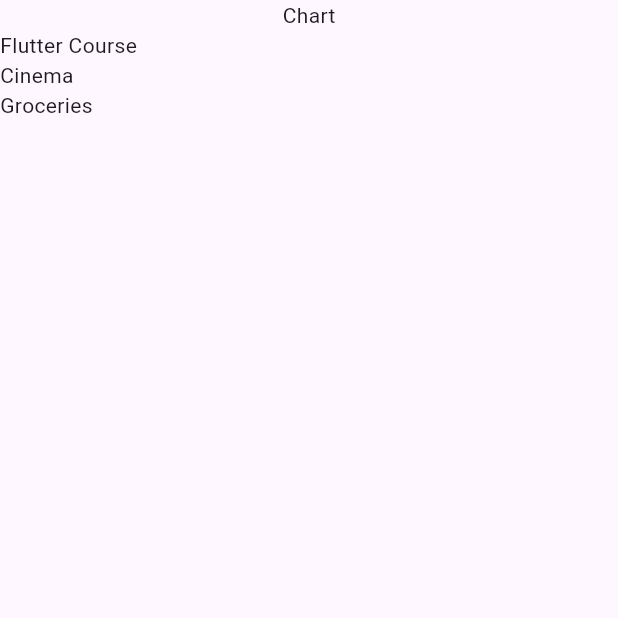
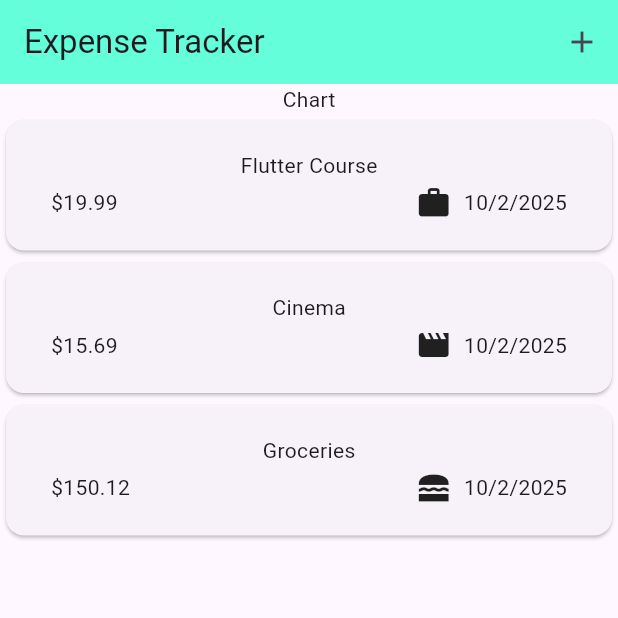
Before and after one commit to 63emre/expense_tracker_app, a Flutter app: the screen it shows after launch, on a phone screen of 412 x 824 dp, the top half of it. Run offline on Flutter 3.47's test engine with Material 3 defaults, Android fonts, the phone set to English and light mode, and no system bars.

Commit message:
used material 3 true , added a BottomSheetImplementation

```diff
--- a/lib/main.dart
+++ b/lib/main.dart
@@ -1,6 +1,6 @@
 import 'package:flutter/material.dart';
-import 'expenses.dart';
+import 'widgets/expenses.dart';
 
 void main() {
-  runApp(const MaterialApp(home: Expenses()));
+  runApp(MaterialApp(theme: ThemeData(useMaterial3: true), home: Expenses()));
 }
--- a/lib/models/expense.dart
+++ b/lib/models/expense.dart
@@ -1,7 +1,17 @@
 import 'package:flutter/material.dart';
 import 'package:uuid/uuid.dart';
+import 'package:intl/intl.dart';
+
+final formatter = DateFormat.yMd();
 
 const uuid = Uuid();
+
+const categoryIcons = {
+  Category.food: Icons.lunch_dining_sharp,
+  Category.travel: Icons.flight_takeoff_outlined,
+  Category.leisure: Icons.movie_sharp,
+  Category.work: Icons.work_outlined,
+};
 
 enum Category { food, leisure, travel, work }
 
@@ -17,4 +27,8 @@ class Expense {
   final String id;
   final DateTime date;
   final Category category;
+
+  String get formattedDate {
+    return formatter.format(date);
+  }
 }
--- a/lib/expenses.dart
+++ b/lib/widgets/expenses.dart
@@ -1,6 +1,6 @@
 import 'package:expense_tracker_app/models/expense.dart';
 import 'package:flutter/material.dart';
-import 'expenses_list.dart';
+import 'expenses_list/expenses_list.dart';
 
 class Expenses extends StatefulWidget {
   const Expenses({super.key});
@@ -32,9 +32,27 @@ class _ExpensesState extends State<Expenses> {
       category: Category.food,
     ),
   ];
+
+  void _openExpensesOverlay() {
+    showModalBottomSheet(
+      context: context,
+      builder: (ctx) => Text("modal bottom sheet"),
+    );
+  }
+
   @override
   Widget build(BuildContext context) {
     return Scaffold(
+      appBar: AppBar(
+        backgroundColor: Colors.tealAccent,
+        title: const Text('Expense Tracker'),
+        actions: [
+          IconButton(
+            onPressed: _openExpensesOverlay,
+            icon: const Icon(Icons.add),
+          ),
+        ],
+      ),
       body: Column(
         children: [
           const Text('Chart'),
--- /dev/null
+++ b/lib/widgets/expenses_list/expense_item.dart
@@ -0,0 +1,36 @@
+import 'package:flutter/material.dart';
+import 'package:expense_tracker_app/models/expense.dart';
+
+class ExpenseItem extends StatelessWidget {
+  const ExpenseItem(this.expense, {super.key});
+
+  final Expense expense;
+
+  @override
+  Widget build(BuildContext context) {
+    return Card(
+      child: Padding(
+        padding: const EdgeInsets.symmetric(horizontal: 30, vertical: 20),
+        child: Column(
+          children: [
+            Text(expense.title),
+            const SizedBox(height: 3),
+            Row(
+              children: [
+                Text('\$${expense.amount.toStringAsFixed(2)}'),
+                const Spacer(),
+                Row(
+                  children: [
+                    Icon(categoryIcons[expense.category]),
+                    const SizedBox(width: 8),
+                    Text(expense.formattedDate),
+                  ],
+                ),
+              ],
+            ),
+          ],
+        ),
+      ),
+    );
+  }
+}
--- a/lib/expenses_list.dart
+++ b/lib/widgets/expenses_list/expenses_list.dart
@@ -1,4 +1,5 @@
 import 'package:expense_tracker_app/models/expense.dart';
+import 'package:expense_tracker_app/widgets/expenses_list/expense_item.dart';
 import 'package:flutter/material.dart';
 
 class ExpensesList extends StatelessWidget {
@@ -9,7 +10,7 @@ class ExpensesList extends StatelessWidget {
   Widget build(BuildContext context) {
     return ListView.builder(
       itemCount: expenses.length,
-      itemBuilder: (context, index) => Text(expenses[index].title),
+      itemBuilder: (context, index) => ExpenseItem(expenses[index]),
     );
   }
 }
--- a/pubspec.yaml
+++ b/pubspec.yaml
@@ -35,6 +35,7 @@ dependencies:
   # Use with the CupertinoIcons class for iOS style icons.
   cupertino_icons: ^1.0.8
   uuid: ^4.5.1
+  intl: ^0.20.2
 
 dev_dependencies:
   flutter_test:
```
Also changed, not shown: pubspec.lock.
